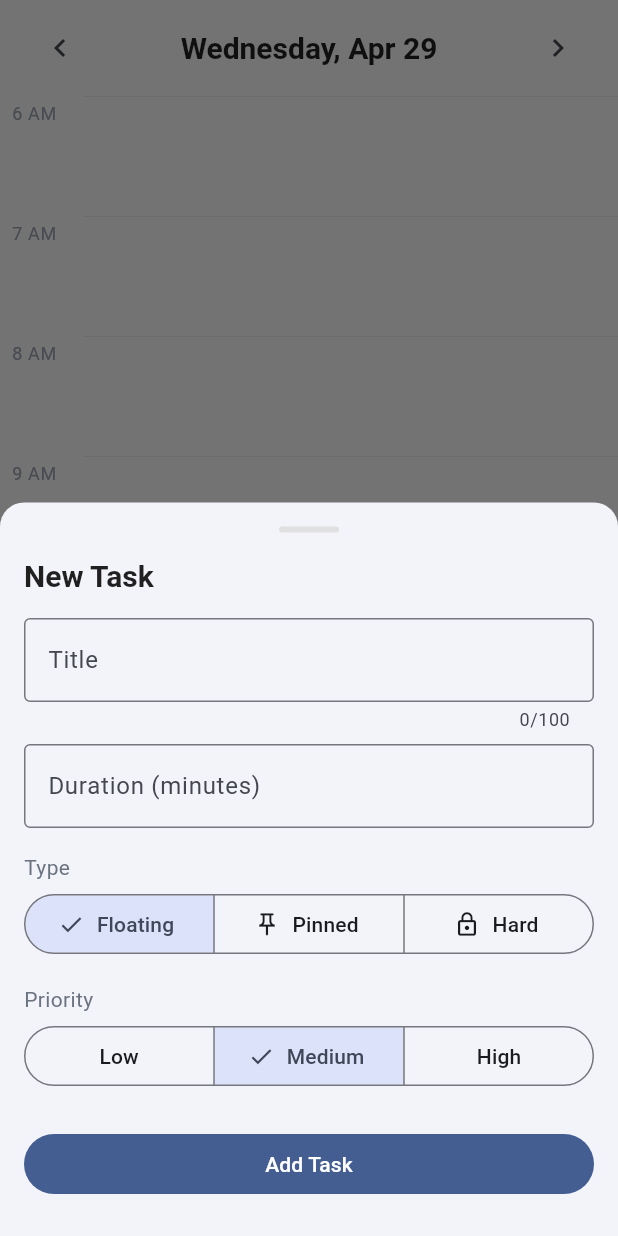
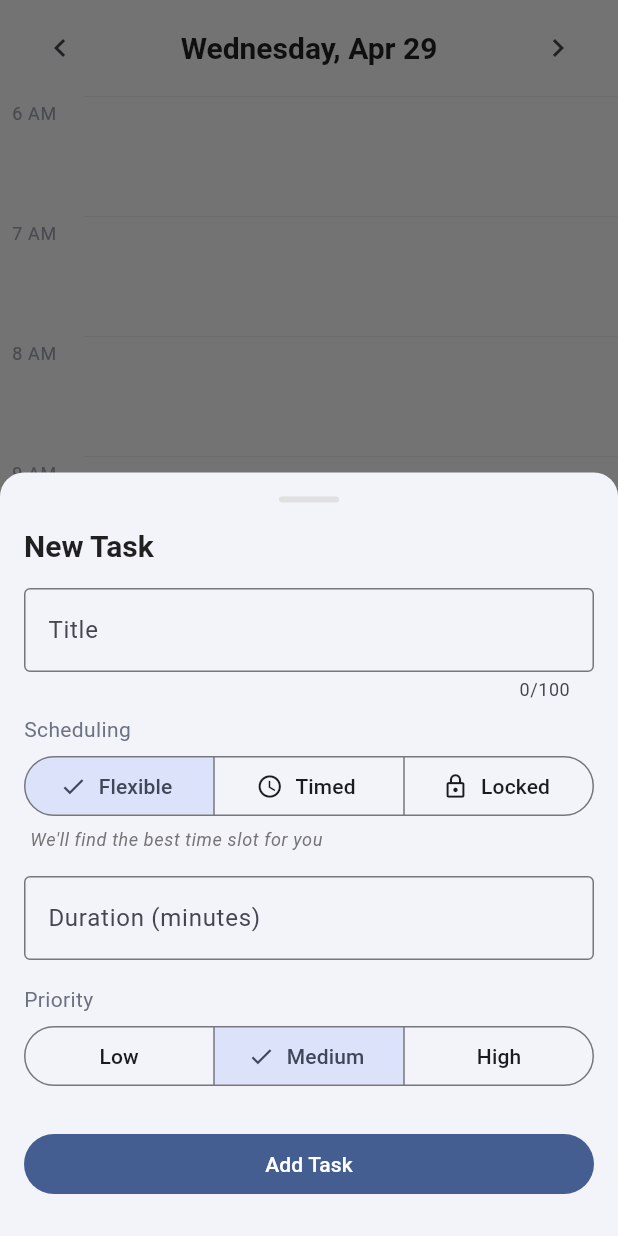
Before and after one commit to diaxenl/planner, a Flutter app: the screen it shows after launch, after a tap on the "add" icon, on a phone screen of 412 x 824 dp. Run offline on Flutter 3.47's test engine with Material 3 defaults, Android fonts, the phone set to English and light mode, and no system bars.

Commit message:
Task changes

```diff
--- a/lib/features/day_view/widgets/task_bottom_sheet.dart
+++ b/lib/features/day_view/widgets/task_bottom_sheet.dart
@@ -51,9 +51,32 @@ class _TaskBottomSheetState extends State<TaskBottomSheet> {
   late final TextEditingController _durationController;
   late TaskType _type;
   late TimeOfDay? _startTime;
+  late TimeOfDay? _endTime;
   late Priority _priority;
 
   bool get _isEditing => widget.existingTask != null;
+  bool get _isTimedType => _type != TaskType.floating;
+
+  /// Computes duration in minutes from start and end times.
+  /// Returns `null` if either time is unset or end is not after start.
+  int? get _computedDuration {
+    if (_startTime == null || _endTime == null) return null;
+    final startMin = _startTime!.hour * 60 + _startTime!.minute;
+    final endMin = _endTime!.hour * 60 + _endTime!.minute;
+    final diff = endMin - startMin;
+    return diff > 0 ? diff : null;
+  }
+
+  String get _typeHint {
+    switch (_type) {
+      case TaskType.floating:
+        return 'We\'ll find the best time slot for you';
+      case TaskType.pinned:
+        return 'Set a time — we may suggest adjustments';
+      case TaskType.hard:
+        return 'Fixed time — won\'t be moved';
+    }
+  }
 
   @override
   void initState() {
@@ -65,6 +88,13 @@ class _TaskBottomSheetState extends State<TaskBottomSheet> {
     );
     _type = t?.type ?? TaskType.floating;
     _startTime = t?.startTime;
+    if (t != null && t.startTime != null) {
+      final endMin =
+          t.startTime!.hour * 60 + t.startTime!.minute + t.durationMinutes;
+      _endTime = TimeOfDay(hour: endMin ~/ 60, minute: endMin % 60);
+    } else {
+      _endTime = null;
+    }
     _priority = t?.priority ?? Priority.medium;
   }
 
@@ -130,38 +160,27 @@ class _TaskBottomSheetState extends State<TaskBottomSheet> {
               ),
               const SizedBox(height: AppConstants.paddingMedium),
 
-              // 2. Duration field
-              TextFormField(
-                controller: _durationController,
-                keyboardType: TextInputType.number,
-                decoration: const InputDecoration(
-                  labelText: 'Duration (minutes)',
-                  hintText: '5–480',
-                  border: OutlineInputBorder(),
-                ),
-                validator: _validateDuration,
-                autovalidateMode: AutovalidateMode.onUserInteraction,
+              // 2. Scheduling type
+              Text(
+                'Scheduling',
+                style: Theme.of(context).textTheme.bodyMedium,
               ),
-              const SizedBox(height: AppConstants.paddingLarge),
-
-              // 3. Task type toggle
-              Text('Type', style: Theme.of(context).textTheme.bodyMedium),
               const SizedBox(height: AppConstants.paddingSmall),
               SegmentedButton<TaskType>(
                 segments: const [
                   ButtonSegment(
                     value: TaskType.floating,
-                    label: Text('Floating'),
-                    icon: Icon(Icons.swap_vert, size: 18),
+                    label: Text('Flexible'),
+                    icon: Icon(Icons.auto_fix_high, size: 18),
                   ),
                   ButtonSegment(
                     value: TaskType.pinned,
-                    label: Text('Pinned'),
-                    icon: Icon(Icons.push_pin_outlined, size: 18),
+                    label: Text('Timed'),
+                    icon: Icon(Icons.schedule, size: 18),
                   ),
                   ButtonSegment(
                     value: TaskType.hard,
-                    label: Text('Hard'),
+                    label: Text('Locked'),
                     icon: Icon(Icons.lock_outline, size: 18),
                   ),
                 ],
@@ -169,21 +188,87 @@ class _TaskBottomSheetState extends State<TaskBottomSheet> {
                 onSelectionChanged: (selected) {
                   setState(() {
                     _type = selected.first;
-                    // Clear start time when switching to floating.
                     if (_type == TaskType.floating) {
                       _startTime = null;
+                      _endTime = null;
                     }
                   });
                 },
               ),
+              Padding(
+                padding: const EdgeInsets.only(
+                  top: AppConstants.paddingSmall,
+                  left: AppConstants.paddingSmall,
+                ),
+                child: Text(
+                  _typeHint,
+                  style: Theme.of(context).textTheme.bodySmall?.copyWith(
+                        color: Colors.grey.shade600,
+                        fontStyle: FontStyle.italic,
+                      ),
+                ),
+              ),
               const SizedBox(height: AppConstants.paddingLarge),
 
-              // 4. Start time picker (only for pinned / hard)
-              if (_type != TaskType.floating) ...[
-                _StartTimePicker(
-                  startTime: _startTime,
-                  onChanged: (t) => setState(() => _startTime = t),
+              // 3. Duration field (flexible only)
+              if (!_isTimedType) ...[
+                TextFormField(
+                  controller: _durationController,
+                  keyboardType: TextInputType.number,
+                  decoration: const InputDecoration(
+                    labelText: 'Duration (minutes)',
+                    hintText: '5–480',
+                    border: OutlineInputBorder(),
+                  ),
+                  validator: _validateDuration,
+                  autovalidateMode: AutovalidateMode.onUserInteraction,
                 ),
+                const SizedBox(height: AppConstants.paddingLarge),
+              ],
+
+              // 4. Start / End time pickers (timed & locked only)
+              if (_isTimedType) ...[
+                Row(
+                  children: [
+                    Expanded(
+                      child: _TimePickerButton(
+                        label: 'Start',
+                        time: _startTime,
+                        onChanged: (t) => setState(() => _startTime = t),
+                      ),
+                    ),
+                    const Padding(
+                      padding: EdgeInsets.symmetric(
+                        horizontal: AppConstants.paddingSmall,
+                      ),
+                      child: Icon(
+                        Icons.arrow_forward,
+                        size: 16,
+                        color: Colors.grey,
+                      ),
+                    ),
+                    Expanded(
+                      child: _TimePickerButton(
+                        label: 'End',
+                        time: _endTime,
+                        onChanged: (t) => setState(() => _endTime = t),
+                      ),
+                    ),
+                  ],
+                ),
+                if (_computedDuration != null)
+                  Padding(
+                    padding: const EdgeInsets.only(
+                      top: AppConstants.paddingSmall,
+                      left: AppConstants.paddingSmall,
+                    ),
+                    child: Text(
+                      'Duration: $_computedDuration min',
+                      style: Theme.of(context).textTheme.bodySmall?.copyWith(
+                            color: Colors.grey.shade600,
+                          ),
+                    ),
+                  ),
                 const SizedBox(height: AppConstants.paddingLarge),
               ],
 
@@ -245,16 +330,40 @@ class _TaskBottomSheetState extends State<TaskBottomSheet> {
   void _onSubmit() {
     if (!_formKey.currentState!.validate()) return;
 
-    // Extra check: pinned/hard must have a start time selected.
-    if (_type != TaskType.floating && _startTime == null) {
-      ScaffoldMessenger.of(context).showSnackBar(
-        const SnackBar(content: Text('Please select a start time')),
-      );
-      return;
+    final title = _titleController.text.trim();
+    int duration;
+
+    if (_isTimedType) {
+      // Validate start / end for timed & locked tasks.
+      if (_startTime == null) {
+        _showSnack('Please select a start time');
+        return;
+      }
+      if (_endTime == null) {
+        _showSnack('Please select an end time');
+        return;
+      }
+      final computed = _computedDuration;
+      if (computed == null || computed <= 0) {
+        _showSnack('End time must be after start time');
+        return;
+      }
+      if (computed < AppConstants.durationMinMinutes) {
+        _showSnack(
+          'Minimum duration is ${AppConstants.durationMinMinutes} minutes',
+        );
+        return;
+      }
+      if (computed > AppConstants.durationMaxMinutes) {
+        _showSnack(
+          'Maximum duration is ${AppConstants.durationMaxMinutes} minutes',
+        );
+        return;
+      }
+      duration = computed;
+    } else {
+      duration = int.parse(_durationController.text.trim());
     }
-
-    final title = _titleController.text.trim();
-    final duration = int.parse(_durationController.text.trim());
 
     final task = widget.existingTask != null
         ? widget.existingTask!.copyWith(
@@ -275,36 +384,45 @@ class _TaskBottomSheetState extends State<TaskBottomSheet> {
 
     Navigator.of(context).pop(task);
   }
+
+  void _showSnack(String message) {
+    ScaffoldMessenger.of(context).showSnackBar(
+      SnackBar(content: Text(message)),
+    );
+  }
 }
 
 // ─────────────────────────────────────────────────────────────────────────────
 // Start Time Picker
 // ─────────────────────────────────────────────────────────────────────────────
 
-class _StartTimePicker extends StatelessWidget {
-  const _StartTimePicker({required this.startTime, required this.onChanged});
+class _TimePickerButton extends StatelessWidget {
+  const _TimePickerButton({
+    required this.label,
+    required this.time,
+    required this.onChanged,
+  });
 
-  final TimeOfDay? startTime;
+  final String label;
+  final TimeOfDay? time;
   final ValueChanged<TimeOfDay?> onChanged;
 
   @override
   Widget build(BuildContext context) {
-    final label = startTime != null
-        ? startTime!.format(context)
-        : 'Select start time';
+    final display = time != null ? time!.format(context) : label;
 
     return OutlinedButton.icon(
       onPressed: () async {
         final picked = await showTimePicker(
           context: context,
-          initialTime: startTime ?? const TimeOfDay(hour: 9, minute: 0),
+          initialTime: time ?? const TimeOfDay(hour: 9, minute: 0),
         );
         if (picked != null) {
           onChanged(picked);
         }
       },
       icon: const Icon(Icons.access_time, size: 18),
-      label: Text(label),
+      label: Text(display),
     );
   }
 }
```
